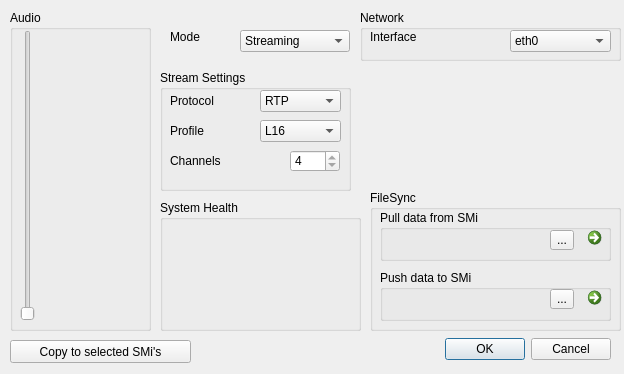
iem-projects/WILMAmix, file MINT/gui/UIs/SMconfig.ui: the form before one commit.
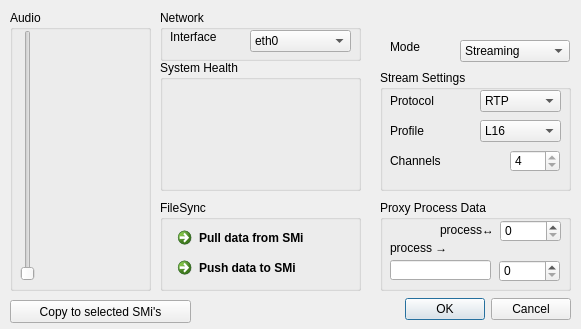
The form after the commit. Custom widgets are drawn as their Qt base class.

Commit message: added proxy-ctls; cleanup

```diff
--- a/MINT/gui/UIs/SMconfig.ui
+++ b/MINT/gui/UIs/SMconfig.ui
@@ -6,8 +6,8 @@
    <rect>
     <x>0</x>
     <y>0</y>
-    <width>624</width>
-    <height>374</height>
+    <width>581</width>
+    <height>329</height>
    </rect>
   </property>
   <property name="windowTitle">
@@ -19,8 +19,8 @@
   <widget class="QDialogButtonBox" name="closeButtons">
    <property name="geometry">
     <rect>
-     <x>390</x>
-     <y>330</y>
+     <x>350</x>
+     <y>290</y>
      <width>221</width>
      <height>39</height>
     </rect>
@@ -36,7 +36,7 @@
    <property name="geometry">
     <rect>
      <x>10</x>
-     <y>340</y>
+     <y>300</y>
      <width>181</width>
      <height>23</height>
     </rect>
@@ -48,133 +48,55 @@
   <widget class="QGroupBox" name="frame_FileSync">
    <property name="geometry">
     <rect>
-     <x>370</x>
-     <y>190</y>
-     <width>251</width>
-     <height>141</height>
+     <x>160</x>
+     <y>200</y>
+     <width>201</width>
+     <height>91</height>
     </rect>
    </property>
    <property name="title">
     <string>FileSync</string>
    </property>
-   <widget class="QGroupBox" name="frame_FilePull">
+   <widget class="QCommandLinkButton" name="pullButton">
     <property name="geometry">
      <rect>
       <x>10</x>
       <y>20</y>
-      <width>231</width>
-      <height>51</height>
+      <width>181</width>
+      <height>31</height>
      </rect>
     </property>
-    <property name="title">
+    <property name="sizePolicy">
+     <sizepolicy hsizetype="Fixed" vsizetype="Fixed">
+      <horstretch>0</horstretch>
+      <verstretch>0</verstretch>
+     </sizepolicy>
+    </property>
+    <property name="text">
      <string>Pull data from SMi</string>
     </property>
-    <widget class="QToolButton" name="pullDirButton">
-     <property name="geometry">
-      <rect>
-       <x>170</x>
-       <y>20</y>
-       <width>24</width>
-       <height>20</height>
-      </rect>
-     </property>
-     <property name="text">
-      <string>...</string>
-     </property>
-    </widget>
-    <widget class="QLabel" name="pullDir">
-     <property name="geometry">
-      <rect>
-       <x>10</x>
-       <y>20</y>
-       <width>151</width>
-       <height>16</height>
-      </rect>
-     </property>
-     <property name="text">
-      <string>&lt;Destination Folder&gt;</string>
-     </property>
-    </widget>
-    <widget class="QCommandLinkButton" name="pullButton">
-     <property name="geometry">
-      <rect>
-       <x>200</x>
-       <y>10</y>
-       <width>31</width>
-       <height>31</height>
-      </rect>
-     </property>
-     <property name="sizePolicy">
-      <sizepolicy hsizetype="Fixed" vsizetype="Fixed">
-       <horstretch>0</horstretch>
-       <verstretch>0</verstretch>
-      </sizepolicy>
-     </property>
-     <property name="text">
-      <string/>
-     </property>
-    </widget>
    </widget>
-   <widget class="QGroupBox" name="frame_FilePush">
+   <widget class="QCommandLinkButton" name="pushButton">
+    <property name="enabled">
+     <bool>true</bool>
+    </property>
     <property name="geometry">
      <rect>
       <x>10</x>
-      <y>80</y>
-      <width>231</width>
-      <height>51</height>
+      <y>50</y>
+      <width>181</width>
+      <height>31</height>
      </rect>
     </property>
-    <property name="title">
+    <property name="sizePolicy">
+     <sizepolicy hsizetype="Fixed" vsizetype="Fixed">
+      <horstretch>0</horstretch>
+      <verstretch>0</verstretch>
+     </sizepolicy>
+    </property>
+    <property name="text">
      <string>Push data to SMi</string>
     </property>
-    <widget class="QToolButton" name="pushDirButton">
-     <property name="geometry">
-      <rect>
-       <x>170</x>
-       <y>19</y>
-       <width>24</width>
-       <height>20</height>
-      </rect>
-     </property>
-     <property name="text">
-      <string>...</string>
-     </property>
-    </widget>
-    <widget class="QLabel" name="pushDir">
-     <property name="geometry">
-      <rect>
-       <x>10</x>
-       <y>20</y>
-       <width>151</width>
-       <height>16</height>
-      </rect>
-     </property>
-     <property name="text">
-      <string>&lt;Source folder&gt;</string>
-     </property>
-    </widget>
-    <widget class="QCommandLinkButton" name="pushButton">
-     <property name="enabled">
-      <bool>true</bool>
-     </property>
-     <property name="geometry">
-      <rect>
-       <x>200</x>
-       <y>10</y>
-       <width>31</width>
-       <height>31</height>
-      </rect>
-     </property>
-     <property name="sizePolicy">
-      <sizepolicy hsizetype="Fixed" vsizetype="Fixed">
-       <horstretch>0</horstretch>
-       <verstretch>0</verstretch>
-      </sizepolicy>
-     </property>
-     <property name="text">
-      <string/>
-     </property>
-    </widget>
    </widget>
   </widget>
   <widget class="QGroupBox" name="frame_Audio">
@@ -183,7 +105,7 @@
      <x>10</x>
      <y>10</y>
      <width>141</width>
-     <height>321</height>
+     <height>281</height>
     </rect>
    </property>
    <property name="title">
@@ -195,7 +117,7 @@
       <x>10</x>
       <y>20</y>
       <width>16</width>
-      <height>291</height>
+      <height>251</height>
      </rect>
     </property>
     <property name="orientation">
@@ -208,7 +130,7 @@
       <x>30</x>
       <y>20</y>
       <width>101</width>
-      <height>291</height>
+      <height>251</height>
      </rect>
     </property>
    </widget>
@@ -217,7 +139,7 @@
    <property name="geometry">
     <rect>
      <x>160</x>
-     <y>200</y>
+     <y>60</y>
      <width>201</width>
      <height>131</height>
     </rect>
@@ -239,17 +161,55 @@
   <widget class="QWidget" name="frame_Mode" native="true">
    <property name="geometry">
     <rect>
-     <x>150</x>
-     <y>10</y>
+     <x>370</x>
+     <y>20</y>
      <width>211</width>
      <height>181</height>
     </rect>
    </property>
+   <widget class="QComboBox" name="modeSelector">
+    <property name="geometry">
+     <rect>
+      <x>90</x>
+      <y>20</y>
+      <width>110</width>
+      <height>22</height>
+     </rect>
+    </property>
+    <item>
+     <property name="text">
+      <string>Streaming</string>
+     </property>
+    </item>
+    <item>
+     <property name="text">
+      <string>Recording</string>
+     </property>
+    </item>
+    <item>
+     <property name="text">
+      <string>Processing</string>
+     </property>
+    </item>
+   </widget>
+   <widget class="QLabel" name="label_mode">
+    <property name="geometry">
+     <rect>
+      <x>20</x>
+      <y>20</y>
+      <width>52</width>
+      <height>13</height>
+     </rect>
+    </property>
+    <property name="text">
+     <string>Mode</string>
+    </property>
+   </widget>
    <widget class="QGroupBox" name="frame_StreamSettings">
     <property name="geometry">
      <rect>
       <x>10</x>
-      <y>60</y>
+      <y>50</y>
       <width>191</width>
       <height>121</height>
      </rect>
@@ -343,51 +303,13 @@
      </item>
     </widget>
    </widget>
-   <widget class="QComboBox" name="modeSelector">
-    <property name="geometry">
-     <rect>
-      <x>90</x>
-      <y>20</y>
-      <width>110</width>
-      <height>22</height>
-     </rect>
-    </property>
-    <item>
-     <property name="text">
-      <string>Streaming</string>
-     </property>
-    </item>
-    <item>
-     <property name="text">
-      <string>Recording</string>
-     </property>
-    </item>
-    <item>
-     <property name="text">
-      <string>Processing</string>
-     </property>
-    </item>
-   </widget>
-   <widget class="QLabel" name="label_mode">
-    <property name="geometry">
-     <rect>
-      <x>20</x>
-      <y>20</y>
-      <width>52</width>
-      <height>13</height>
-     </rect>
-    </property>
-    <property name="text">
-     <string>Mode</string>
-    </property>
-   </widget>
   </widget>
   <widget class="QGroupBox" name="frame_Network">
    <property name="geometry">
     <rect>
-     <x>360</x>
+     <x>160</x>
      <y>10</y>
-     <width>261</width>
+     <width>201</width>
      <height>51</height>
     </rect>
    </property>
@@ -397,7 +319,7 @@
    <widget class="QComboBox" name="networkInterface">
     <property name="geometry">
      <rect>
-      <x>150</x>
+      <x>90</x>
       <y>20</y>
       <width>101</width>
       <height>22</height>
@@ -428,6 +350,90 @@
     </property>
    </widget>
   </widget>
+  <widget class="QGroupBox" name="frame_proxy">
+   <property name="geometry">
+    <rect>
+     <x>380</x>
+     <y>200</y>
+     <width>191</width>
+     <height>91</height>
+    </rect>
+   </property>
+   <property name="title">
+    <string>Proxy Process Data</string>
+   </property>
+   <widget class="QSpinBox" name="proxy_recvPort">
+    <property name="geometry">
+     <rect>
+      <x>120</x>
+      <y>20</y>
+      <width>61</width>
+      <height>22</height>
+     </rect>
+    </property>
+    <property name="toolTip">
+     <string>data sent to this port is forwarded to the SMi's /process/</string>
+    </property>
+    <property name="maximum">
+     <number>65535</number>
+    </property>
+   </widget>
+   <widget class="QLineEdit" name="proxy_sendHost">
+    <property name="geometry">
+     <rect>
+      <x>10</x>
+      <y>60</y>
+      <width>101</width>
+      <height>20</height>
+     </rect>
+    </property>
+    <property name="toolTip">
+     <string>process-data gets forwarded to this host</string>
+    </property>
+   </widget>
+   <widget class="QSpinBox" name="proxy_sendPort">
+    <property name="geometry">
+     <rect>
+      <x>119</x>
+      <y>60</y>
+      <width>61</width>
+      <height>22</height>
+     </rect>
+    </property>
+    <property name="toolTip">
+     <string>process-data gets forwarded to this port</string>
+    </property>
+    <property name="maximum">
+     <number>65535</number>
+    </property>
+   </widget>
+   <widget class="QLabel" name="label_fromProcess">
+    <property name="geometry">
+     <rect>
+      <x>10</x>
+      <y>40</y>
+      <width>101</width>
+      <height>16</height>
+     </rect>
+    </property>
+    <property name="text">
+     <string>process →</string>
+    </property>
+   </widget>
+   <widget class="QLabel" name="label_toProcess">
+    <property name="geometry">
+     <rect>
+      <x>60</x>
+      <y>20</y>
+      <width>51</width>
+      <height>20</height>
+     </rect>
+    </property>
+    <property name="text">
+     <string>process↔</string>
+    </property>
+   </widget>
+  </widget>
  </widget>
  <customwidgets>
   <customwidget>
```
Left out of the diff: 2 changed lines with no effect on the pictures.
